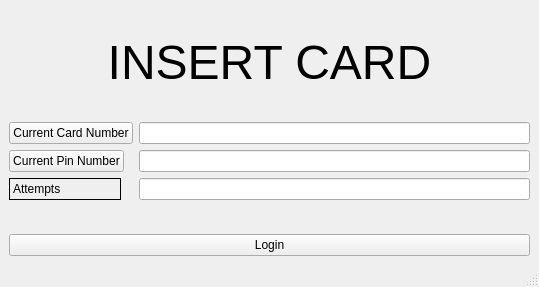
YvonneFrankort/Barbie-ATM, file pankkiautomaatti/mainwindow.ui: the form before one commit.
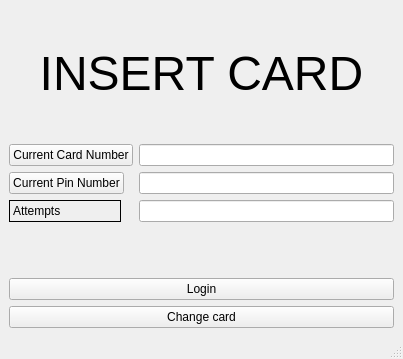
The form after the commit.

```diff
--- a/pankkiautomaatti/mainwindow.ui
+++ b/pankkiautomaatti/mainwindow.ui
@@ -6,8 +6,8 @@
    <rect>
     <x>0</x>
     <y>0</y>
-    <width>539</width>
-    <height>287</height>
+    <width>403</width>
+    <height>359</height>
    </rect>
   </property>
   <property name="windowTitle">
@@ -74,6 +74,13 @@
       </property>
      </widget>
     </item>
+    <item>
+     <widget class="QPushButton" name="changeCard">
+      <property name="text">
+       <string>Change card</string>
+      </property>
+     </widget>
+    </item>
    </layout>
   </widget>
   <widget class="QMenuBar" name="menubar">
```
Left out of the diff: 4 changed lines with no effect on the pictures.
